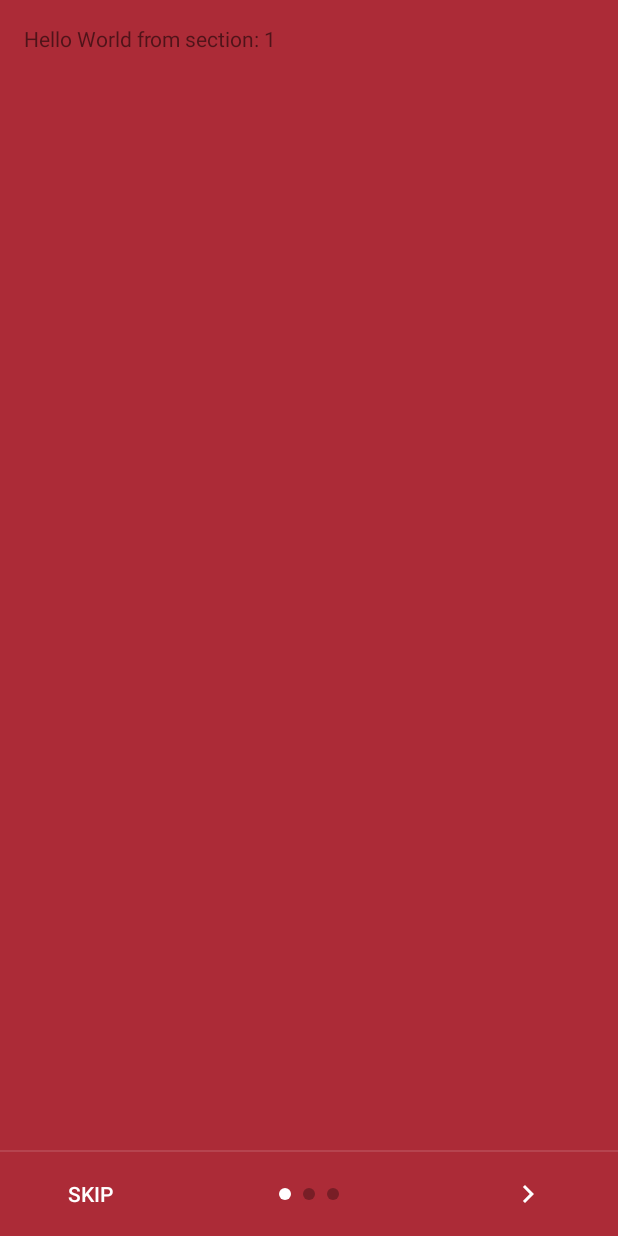
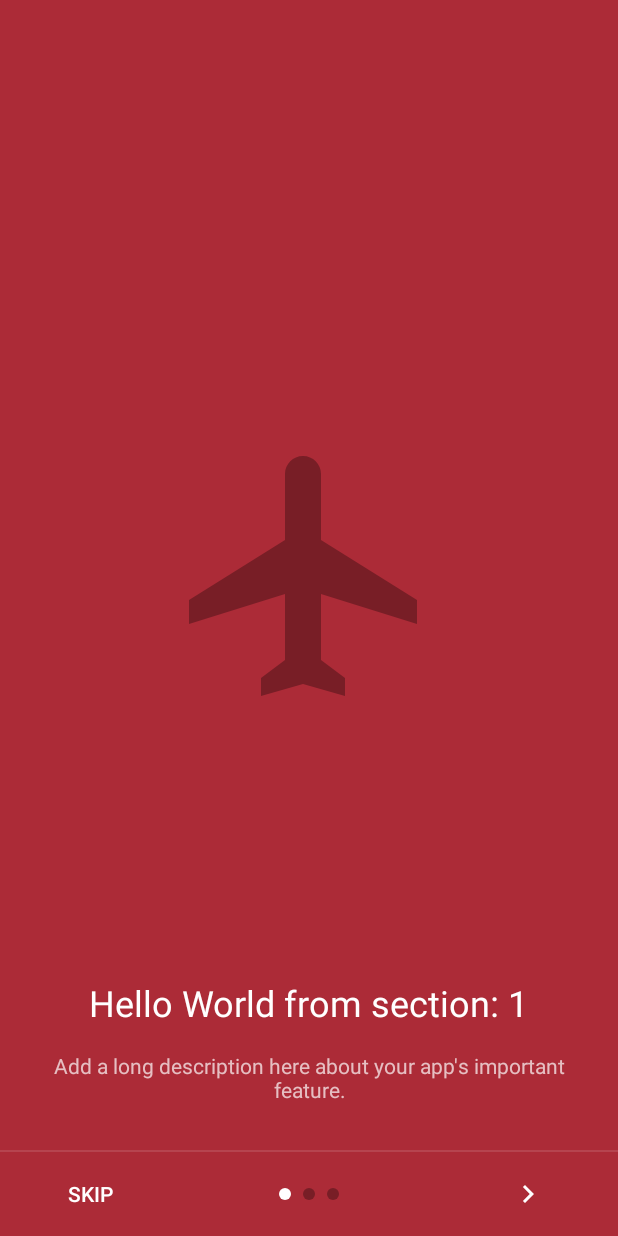
Before and after one commit to tillathahun/Snuber, an Android app: the screen it shows after launch (PagerActivity), on a phone screen of 412 x 824 dp. Run offline under Robolectric (Android 15) with nearby library versions, the phone set to English and light mode, and no system bars.

Commit message:
Added more for the on boarding

```diff
--- a/app/src/main/java/com/mylesspencertyler/snuber/PagerActivity.java
+++ b/app/src/main/java/com/mylesspencertyler/snuber/PagerActivity.java
@@ -73,6 +73,12 @@ public class PagerActivity extends AppCompatActivity {
 
         setContentView(R.layout.activity_pager);
 
+
+        mNextBtn = (ImageButton) findViewById(R.id.intro_btn_next);
+        if (Build.VERSION.SDK_INT <= Build.VERSION_CODES.LOLLIPOP)
+            mNextBtn.setImageDrawable(
+                    Utils.tintMyDrawable(ContextCompat.getDrawable(this, R.drawable.ic_chevron_right_24dp), Color.WHITE)
+            );
 
         // Create the adapter that will return a fragment for each of the three
         // primary sections of the activity.
@@ -233,6 +239,10 @@ public class PagerActivity extends AppCompatActivity {
             View rootView = inflater.inflate(R.layout.fragment_pager, container, false);
             TextView textView = (TextView) rootView.findViewById(R.id.section_label);
             textView.setText(getString(R.string.section_format, getArguments().getInt(ARG_SECTION_NUMBER)));
+
+            img = (ImageView) rootView.findViewById(R.id.section_img);
+            img.setBackgroundResource(bgs[getArguments().getInt(ARG_SECTION_NUMBER) - 1]);
+
             return rootView;
         }
     }
--- a/app/src/main/java/com/mylesspencertyler/snuber/utils/Utils.java
+++ b/app/src/main/java/com/mylesspencertyler/snuber/utils/Utils.java
@@ -2,6 +2,9 @@ package com.mylesspencertyler.snuber.utils;
 
 import android.content.Context;
 import android.content.SharedPreferences;
+import android.graphics.PorterDuff;
+import android.graphics.drawable.Drawable;
+import android.support.v4.graphics.drawable.DrawableCompat;
 
 /**
  * Created by tyler on 2/19/2017.
@@ -22,4 +25,11 @@ public class Utils {
         editor.putString(settingName, settingValue);
         editor.apply();
     }
+
+    public static Drawable tintMyDrawable(Drawable drawable, int color) {
+        drawable = DrawableCompat.wrap(drawable);
+        DrawableCompat.setTint(drawable, color);
+        DrawableCompat.setTintMode(drawable, PorterDuff.Mode.SRC_IN);
+        return drawable;
+    }
 }
--- a/app/src/main/res/layout/fragment_pager.xml
+++ b/app/src/main/res/layout/fragment_pager.xml
@@ -1,16 +1,55 @@
-<RelativeLayout xmlns:android="http://schemas.android.com/apk/res/android"
+<FrameLayout xmlns:android="http://schemas.android.com/apk/res/android"
     xmlns:tools="http://schemas.android.com/tools"
     android:layout_width="match_parent"
     android:layout_height="match_parent"
-    android:paddingBottom="@dimen/activity_vertical_margin"
-    android:paddingLeft="@dimen/activity_horizontal_margin"
-    android:paddingRight="@dimen/activity_horizontal_margin"
-    android:paddingTop="@dimen/activity_vertical_margin"
+    android:padding="@dimen/activity_horizontal_margin"
     tools:context="com.mylesspencertyler.snuber.PagerActivity$PlaceholderFragment">
 
-    <TextView
-        android:id="@+id/section_label"
-        android:layout_width="wrap_content"
-        android:layout_height="wrap_content" />
+    <FrameLayout
+        android:layout_width="match_parent"
+        android:layout_height="match_parent">
 
-</RelativeLayout>
+        <ImageView
+            android:id="@+id/section_img"
+            android:layout_width="192dp"
+            android:layout_height="192dp"
+            android:layout_gravity="center"
+            android:adjustViewBounds="true"
+            android:alpha="0.30"
+            android:background="@drawable/ic_flight_24dp"
+            android:scaleType="fitCenter" />
+
+
+    </FrameLayout>
+
+
+    <LinearLayout
+        android:layout_width="match_parent"
+        android:layout_height="wrap_content"
+        android:layout_gravity="bottom"
+        android:gravity="center"
+        android:orientation="vertical"
+        android:padding="@dimen/activity_horizontal_margin">
+
+        <TextView
+            android:id="@+id/section_label"
+            style="@style/TextAppearance.AppCompat.Headline"
+            android:layout_width="wrap_content"
+            android:layout_height="wrap_content"
+            android:textColor="@android:color/white"
+            tools:text="Page One" />
+
+        <TextView
+            style="@style/TextAppearance.AppCompat.Body1"
+            android:layout_width="wrap_content"
+            android:layout_height="wrap_content"
+            android:layout_marginTop="@dimen/activity_horizontal_margin"
+            android:alpha="0.7"
+            android:gravity="center"
+            android:text="Add a long description here about your app's important feature."
+            android:textColor="@android:color/white" />
+
+
+    </LinearLayout>
+
+</FrameLayout>
```
